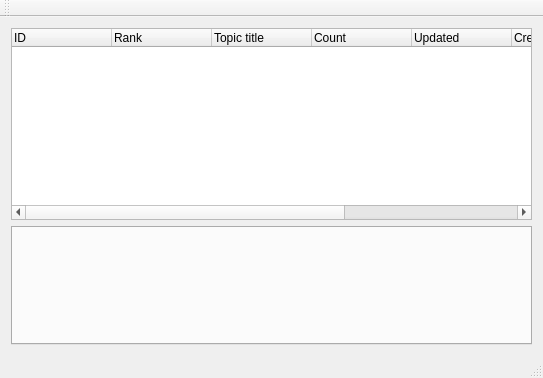
Before: the Qt Designer form mainwindow.ui in ottyajp/mona_chaduke, drawn with Qt 5.
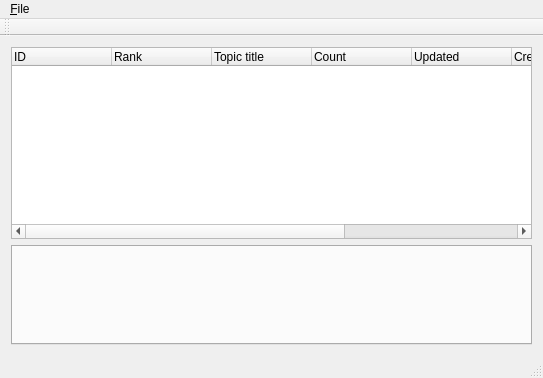
After: the same form once the commit is applied.

Commit message:
終了ボタン追加、ついでにWebViewのテストとAPIアクセスのテスト
無意味にconfigも今回つけてみた

What changed in the file:
```diff
--- a/mainwindow.ui
+++ b/mainwindow.ui
@@ -81,6 +81,15 @@
      <height>22</height>
     </rect>
    </property>
+   <widget class="QMenu" name="menuFile_F">
+    <property name="title">
+     <string>&amp;File</string>
+    </property>
+    <addaction name="actionConfig_C"/>
+    <addaction name="separator"/>
+    <addaction name="actionQuit_Q"/>
+   </widget>
+   <addaction name="menuFile_F"/>
   </widget>
   <widget class="QToolBar" name="mainToolBar">
    <attribute name="toolBarArea">
```
Left out of the diff: 13 changed lines with no effect on the pictures. The commit also changes 2 other files.
